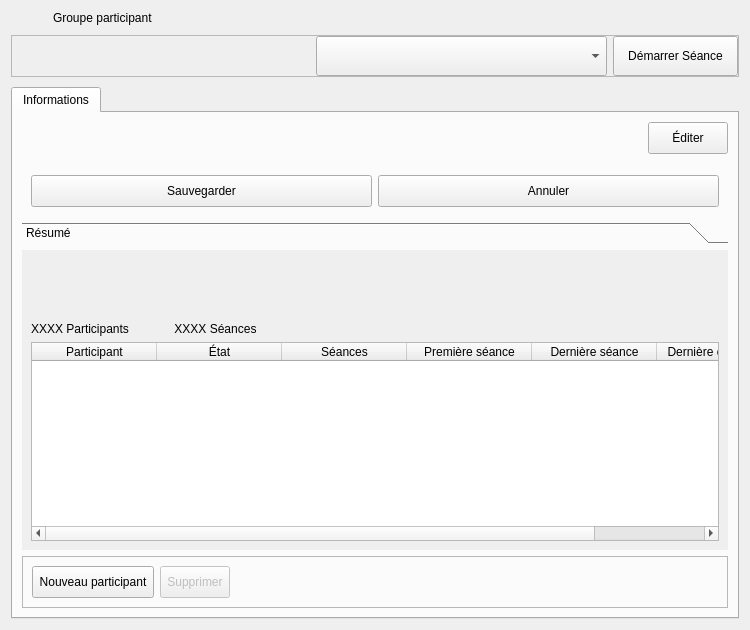
First picture: the form in client/src/editors/GroupWidget.ui, repository introlab/openteraplus, before the edit.
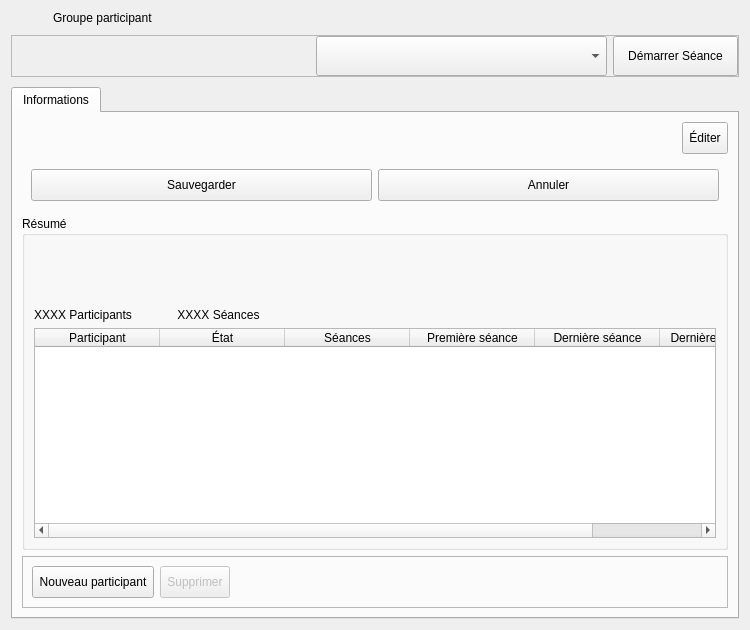
Second picture: the form after the edit. Icons and pictures are not drawn. Custom widgets are drawn as their Qt base class.

```diff
--- a/client/src/editors/GroupWidget.ui
+++ b/client/src/editors/GroupWidget.ui
@@ -304,20 +304,23 @@
        <item>
         <layout class="QHBoxLayout" name="horizontalLayout">
          <item>
-          <spacer name="horizontalSpacer">
-           <property name="orientation">
-            <enum>Qt::Horizontal</enum>
+          <widget class="TeraForm" name="wdgGroup" native="true">
+           <property name="sizePolicy">
+            <sizepolicy hsizetype="MinimumExpanding" vsizetype="Preferred">
+             <horstretch>0</horstretch>
+             <verstretch>0</verstretch>
+            </sizepolicy>
            </property>
-           <property name="sizeHint" stdset="0">
+           <property name="minimumSize">
             <size>
-             <width>40</width>
-             <height>1</height>
+             <width>0</width>
+             <height>0</height>
             </size>
            </property>
-          </spacer>
+          </widget>
          </item>
-         <item>
-          <widget class="QPushButton" name="btnEdit">
+         <item alignment="Qt::AlignTop">
+          <widget class="QToolButton" name="btnEdit">
            <property name="minimumSize">
             <size>
              <width>0</width>
@@ -344,16 +347,6 @@
          </item>
         </layout>
        </item>
-       <item>
-        <widget class="TeraForm" name="wdgGroup" native="true">
-         <property name="sizePolicy">
-          <sizepolicy hsizetype="Preferred" vsizetype="Preferred">
-           <horstretch>0</horstretch>
-           <verstretch>0</verstretch>
-          </sizepolicy>
-         </property>
-        </widget>
-       </item>
        <item alignment="Qt::AlignTop">
         <widget class="QFrame" name="frameButtons">
          <layout class="QHBoxLayout" name="horizontalLayout_2">
@@ -413,22 +406,10 @@
         </widget>
        </item>
        <item>
-        <widget class="QToolBox" name="grpSummary">
-         <property name="currentIndex">
-          <number>0</number>
-         </property>
-         <widget class="QWidget" name="grpSummaryPage1">
-          <property name="geometry">
-           <rect>
-            <x>0</x>
-            <y>0</y>
-            <width>710</width>
-            <height>264</height>
-           </rect>
-          </property>
-          <attribute name="label">
+        <widget class="QGroupBox" name="grpSummary">
+         <property name="title">
            <string>Résumé</string>
-          </attribute>
+         </property>
           <layout class="QVBoxLayout" name="verticalLayout_3">
            <item>
             <layout class="QGridLayout" name="gridLayout">
@@ -615,7 +596,6 @@
             </widget>
            </item>
           </layout>
-         </widget>
         </widget>
        </item>
        <item>
```
Lines whose indentation alone changed are shown as unchanged.
